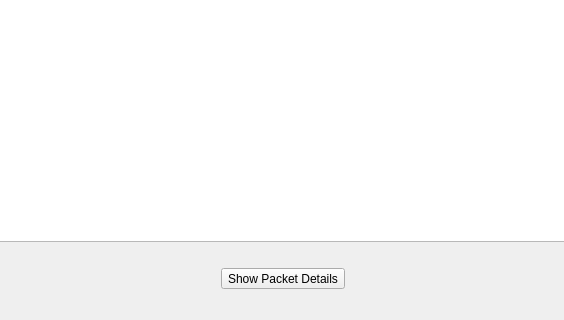
Qt form livecapturewindow.ui (AntonioAlarcon32/Asterix_Decoder) before a commit; both pictures show x 117 to 681 and y 280 to 600 of the 800 by 600 pixel window.
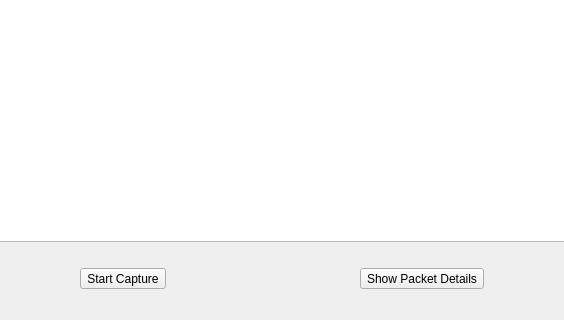
The same form after that commit.

```diff
--- a/livecapturewindow.ui
+++ b/livecapturewindow.ui
@@ -27,6 +27,13 @@
     </item>
     <item row="2" column="0">
      <layout class="QHBoxLayout" name="horizontalLayout_2">
+      <item>
+       <widget class="QToolButton" name="startCaptureButton">
+        <property name="text">
+         <string>Start Capture</string>
+        </property>
+       </widget>
+      </item>
       <item>
        <widget class="QToolButton" name="showPacketDetailsButton">
         <property name="text">
```
